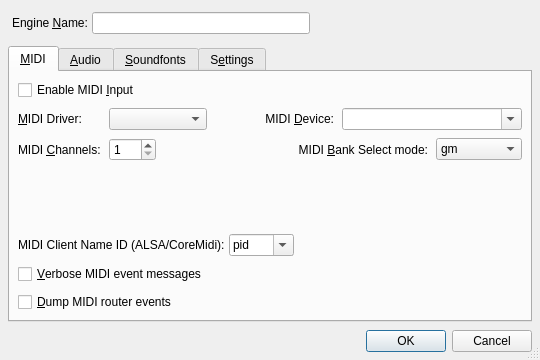
rncbc/qsynth, file src/qsynthSetupForm.ui: the form before one commit.
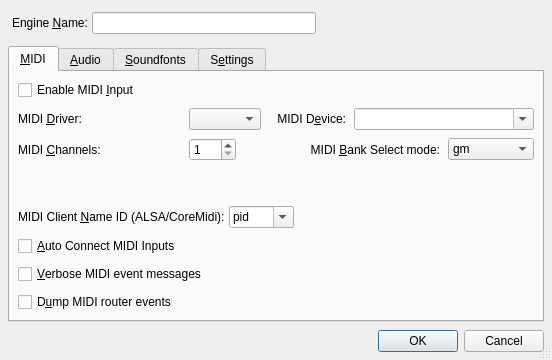
The form after the commit. Icons and pictures are not drawn.

Commit message: - New Setup/MIDI/Auto Connect MIDI inputs option added. (EXPERIMENTAL)

Diff of the .ui file:
```diff
--- a/src/qsynthSetupForm.ui
+++ b/src/qsynthSetupForm.ui
@@ -109,7 +109,7 @@
        <item row="1" column="0">
         <widget class="QLabel" name="MidiDriverTextLabel">
          <property name="text">
-          <string>&amp;MIDI Driver:</string>
+          <string>MIDI &amp;Driver:</string>
          </property>
          <property name="wordWrap">
           <bool>false</bool>
@@ -145,7 +145,7 @@
        <item row="1" column="4">
         <widget class="QLabel" name="MidiDeviceTextLabel">
          <property name="text">
-          <string>MIDI &amp;Device:</string>
+          <string>MIDI D&amp;evice:</string>
          </property>
          <property name="alignment">
           <set>Qt::AlignRight|Qt::AlignTrailing|Qt::AlignVCenter</set>
@@ -289,7 +289,7 @@
             <enum>QFrame::Plain</enum>
            </property>
            <property name="text">
-            <string>MIDI Client Name ID (ALSA/CoreMidi):</string>
+            <string>MIDI Client &amp;Name ID (ALSA/CoreMidi):</string>
            </property>
            <property name="wordWrap">
             <bool>false</bool>
@@ -334,7 +334,17 @@
          </item>
         </layout>
        </item>
-       <item row="5" column="0" colspan="7">
+       <item row="5" column="0">
+        <widget class="QCheckBox" name="MidiAutoConnectCheckBox">
+         <property name="toolTip">
+          <string>Attempt to connect the MIDI inputs to the physical ports</string>
+         </property>
+         <property name="text">
+          <string>&amp;Auto Connect MIDI Inputs</string>
+         </property>
+        </widget>
+       </item>
+       <item row="6" column="0" colspan="7">
         <widget class="QCheckBox" name="VerboseCheckBox">
          <property name="toolTip">
           <string>Print out verbose messages about MIDI events</string>
@@ -344,13 +354,13 @@
          </property>
         </widget>
        </item>
-       <item row="6" column="0" colspan="7">
+       <item row="7" column="0" colspan="7">
         <widget class="QCheckBox" name="MidiDumpCheckBox">
          <property name="toolTip">
           <string>Whether to show MIDI router events on messages window</string>
          </property>
          <property name="text">
-          <string>&amp;Dump MIDI router events</string>
+          <string>D&amp;ump MIDI router events</string>
          </property>
         </widget>
        </item>
```
Left out of the diff: 9 changed lines with no effect on the pictures. The commit also changes 12 other files.
